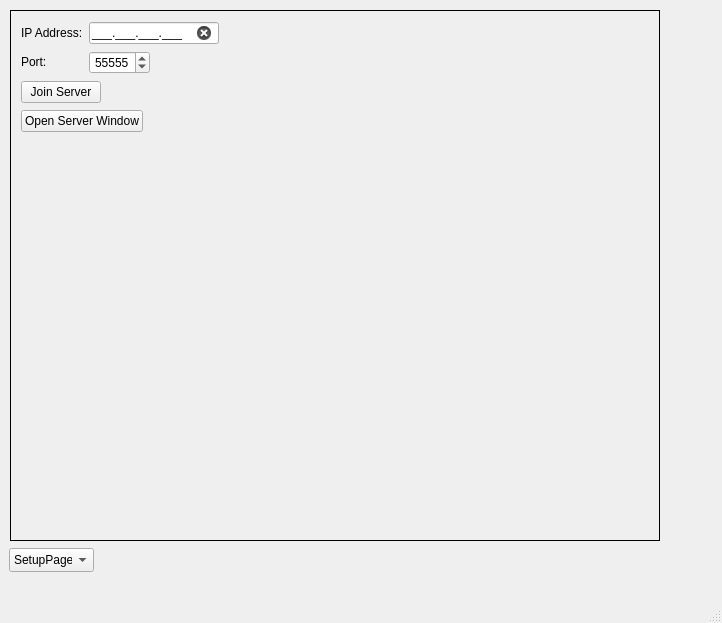
Qt form mainwindow.ui (bairgran/ConcurrentRisk) before a commit.
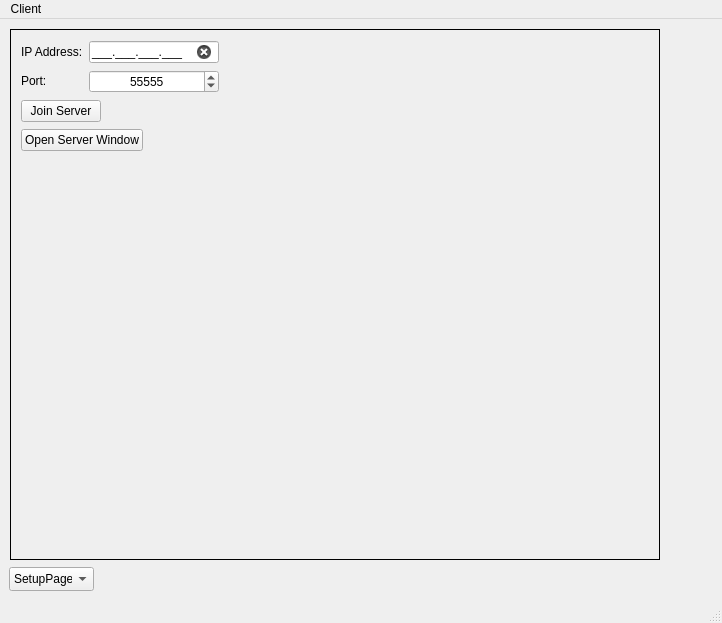
The same form after that commit.

```diff
--- a/mainwindow.ui
+++ b/mainwindow.ui
@@ -120,7 +120,7 @@
        <item row="1" column="1">
         <widget class="QSpinBox" name="spnPort">
          <property name="sizePolicy">
-          <sizepolicy hsizetype="Fixed" vsizetype="Fixed">
+          <sizepolicy hsizetype="Preferred" vsizetype="Fixed">
            <horstretch>0</horstretch>
            <verstretch>0</verstretch>
           </sizepolicy>
@@ -275,6 +275,12 @@
      <height>21</height>
     </rect>
    </property>
+   <widget class="QMenu" name="menuClient">
+    <property name="title">
+     <string>Client</string>
+    </property>
+   </widget>
+   <addaction name="menuClient"/>
   </widget>
   <widget class="QStatusBar" name="statusbar">
    <property name="sizePolicy">
```
